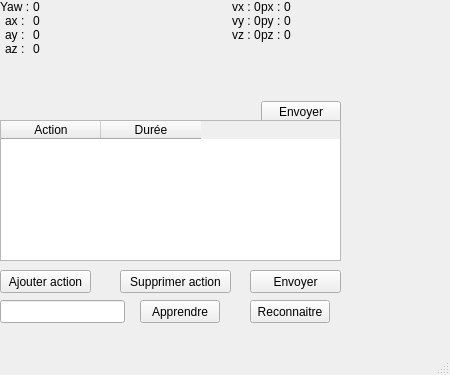
Before: the Qt Designer form tracker/BluetoothArduino/mainwindow.ui in alchimiste3/Projet-Zumo-Intel-Curie-101, drawn with Qt 5.
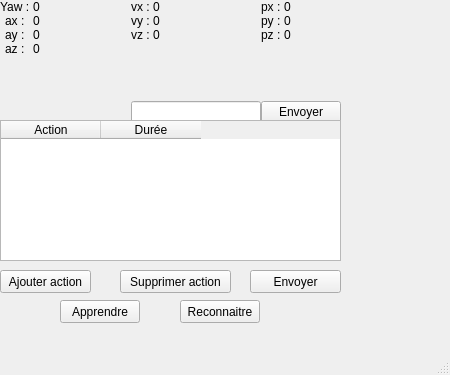
After: the same form once the commit is applied.

What changed in the file:
```diff
--- a/tracker/BluetoothArduino/mainwindow.ui
+++ b/tracker/BluetoothArduino/mainwindow.ui
@@ -208,6 +208,22 @@
        </property>
       </widget>
      </item>
+     <item row="1" column="2">
+      <widget class="QLineEdit" name="lineEdit">
+       <property name="minimumSize">
+        <size>
+         <width>0</width>
+         <height>0</height>
+        </size>
+       </property>
+       <property name="maximumSize">
+        <size>
+         <width>16777215</width>
+         <height>16777215</height>
+        </size>
+       </property>
+      </widget>
+     </item>
     </layout>
    </widget>
    <widget class="QTableWidget" name="tableWidget">
@@ -272,7 +288,7 @@
    <widget class="QPushButton" name="pushButton_2">
     <property name="geometry">
      <rect>
-      <x>140</x>
+      <x>60</x>
       <y>300</y>
       <width>80</width>
       <height>23</height>
@@ -285,7 +301,7 @@
    <widget class="QPushButton" name="pushButton_3">
     <property name="geometry">
      <rect>
-      <x>250</x>
+      <x>180</x>
       <y>300</y>
       <width>80</width>
       <height>23</height>
@@ -295,28 +311,6 @@
      <string>Reconnaitre</string>
     </property>
    </widget>
-   <widget class="QLineEdit" name="lineEdit">
-    <property name="geometry">
-     <rect>
-      <x>0</x>
-      <y>300</y>
-      <width>125</width>
-      <height>23</height>
-     </rect>
-    </property>
-    <property name="minimumSize">
-     <size>
-      <width>0</width>
-      <height>0</height>
-     </size>
-    </property>
-    <property name="maximumSize">
-     <size>
-      <width>16777215</width>
-      <height>16777215</height>
-     </size>
-    </property>
-   </widget>
   </widget>
   <widget class="QMenuBar" name="menubar">
    <property name="geometry">
```
Left out of the diff: 2 changed lines with no effect on the pictures.
